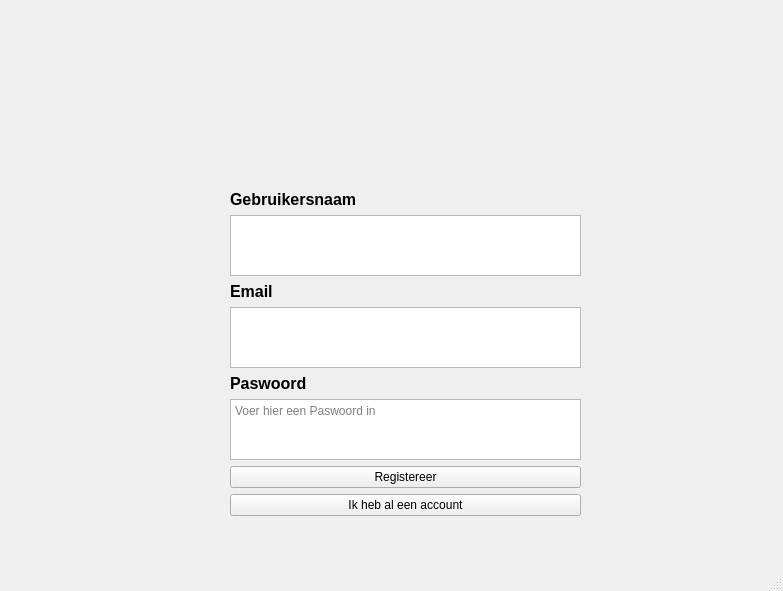
First picture: the form in app/frontend/UI/register.ui, repository yorancroes/ShelfSense, before the edit.
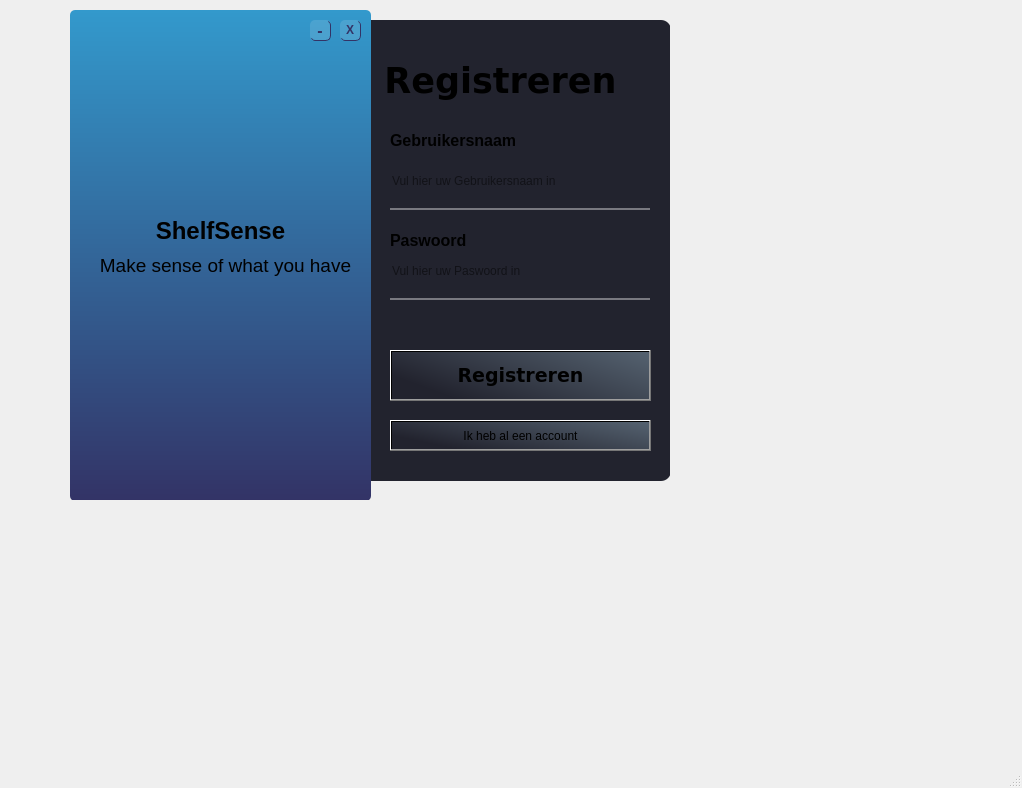
Second picture: the form after the edit. Icons and pictures are not drawn.

Commit message: register/login veranderd + menu aangemaakt

What changed in the file:
```diff
--- a/app/frontend/UI/register.ui
+++ b/app/frontend/UI/register.ui
@@ -6,8 +6,8 @@
    <rect>
     <x>0</x>
     <y>0</y>
-    <width>783</width>
-    <height>591</height>
+    <width>1022</width>
+    <height>788</height>
    </rect>
   </property>
   <property name="windowTitle">
@@ -17,131 +17,340 @@
    <widget class="QWidget" name="gridLayoutWidget">
     <property name="geometry">
      <rect>
-      <x>230</x>
-      <y>190</y>
-      <width>351</width>
-      <height>326</height>
+      <x>70</x>
+      <y>0</y>
+      <width>600</width>
+      <height>500</height>
      </rect>
     </property>
-    <layout class="QGridLayout" name="gridLayout">
-     <item row="6" column="0">
-      <widget class="QPushButton" name="pushButton">
-       <property name="text">
-        <string>Registereer</string>
-       </property>
-      </widget>
-     </item>
-     <item row="1" column="0">
-      <widget class="QPlainTextEdit" name="plainTextEdit">
-       <property name="plainText">
-        <string/>
-       </property>
-       <property name="overwriteMode">
-        <bool>false</bool>
-       </property>
-       <property name="placeholderText">
-        <string>Voer hier een Gebruikersnaam in</string>
-       </property>
-      </widget>
-     </item>
-     <item row="0" column="0">
-      <widget class="QLabel" name="label">
-       <property name="font">
-        <font>
-         <pointsize>12</pointsize>
-         <bold>true</bold>
-        </font>
-       </property>
-       <property name="text">
-        <string>Gebruikersnaam</string>
-       </property>
-       <property name="alignment">
-        <set>Qt::AlignmentFlag::AlignLeading|Qt::AlignmentFlag::AlignLeft|Qt::AlignmentFlag::AlignVCenter</set>
-       </property>
-      </widget>
-     </item>
-     <item row="5" column="0">
-      <widget class="QPlainTextEdit" name="plainTextEdit_2">
-       <property name="placeholderText">
-        <string>Voer hier een Paswoord in</string>
-       </property>
-      </widget>
-     </item>
-     <item row="7" column="0">
-      <widget class="QPushButton" name="pushButton_2">
-       <property name="text">
-        <string>Ik heb al een account</string>
-       </property>
-      </widget>
-     </item>
-     <item row="4" column="0">
-      <widget class="QLabel" name="label_2">
-       <property name="font">
-        <font>
-         <pointsize>12</pointsize>
-         <bold>true</bold>
-        </font>
-       </property>
-       <property name="text">
-        <string>Paswoord</string>
-       </property>
-       <property name="alignment">
-        <set>Qt::AlignmentFlag::AlignLeading|Qt::AlignmentFlag::AlignLeft|Qt::AlignmentFlag::AlignVCenter</set>
-       </property>
-      </widget>
-     </item>
-     <item row="3" column="0">
-      <widget class="QPlainTextEdit" name="plainTextEdit_3">
-       <property name="plainText">
-        <string/>
-       </property>
-       <property name="overwriteMode">
-        <bool>false</bool>
-       </property>
-       <property name="placeholderText">
-        <string>Voer hier een Gebruikersnaam in</string>
-       </property>
-      </widget>
-     </item>
-     <item row="2" column="0">
-      <widget class="QLabel" name="label_4">
-       <property name="font">
-        <font>
-         <pointsize>12</pointsize>
-         <bold>true</bold>
-        </font>
-       </property>
-       <property name="text">
-        <string>Email</string>
-       </property>
-       <property name="alignment">
-        <set>Qt::AlignmentFlag::AlignLeading|Qt::AlignmentFlag::AlignLeft|Qt::AlignmentFlag::AlignVCenter</set>
-       </property>
-      </widget>
-     </item>
-    </layout>
-   </widget>
-   <widget class="QLabel" name="label_3">
-    <property name="geometry">
-     <rect>
-      <x>340</x>
-      <y>30</y>
-      <width>121</width>
-      <height>141</height>
-     </rect>
+    <property name="styleSheet">
+     <string notr="true">#loginButton, #terugButton{
+	background-color: qlineargradient(spread:pad, x1:0, y1:0.5, x2:1, y2:0, stop:0 rgba(34,35,46,255), stop:1 rgba(85, 98, 112, 255));
+}
+
+#loginButton:hover, #terugButton:hover{
+	background-color: qlineargradient(spread:pad, x1:0, y1:0.5, x2:1, y2:0, stop:0 rgba(40, 67, 98, 255), stop:1 rgba(105, 118, 132, 255));
+}
+
+#loginButton:pressed, terugButton:pressed{
+	padding-top: 5px;
+	background-color: rgba(105, 118, 132, 255);
+}
+
+#closeButton, #miniButton{
+	background-color: rgba(255,255,255,30);
+	border: none;
+	border-radius: 5px;
+	border-bottom: 1px solid rgba(51, 51, 102, 255);
+	border-right: 1px solid rgba(51, 51, 102, 255);
+	color: rgba(51, 51, 102, 255);
+}
+
+#closeButton:hover, #miniButton:hover{
+	background-color: rgba(51, 51, 102, 50);
+}
+
+#closeButton:pressed, #miniButton:pressed{
+	background-color: rgba(51, 51, 102, 100);
+	border-top: 2px solid rgba(51, 51, 102, 255);
+	border-left: 2px solid rgba(51, 51, 102, 255);
+	padding-top: 2px;
+	padding-left: 1px;
+}</string>
     </property>
-    <property name="text">
-     <string/>
-    </property>
-    <property name="pixmap">
-     <pixmap>../test.png</pixmap>
-    </property>
-    <property name="scaledContents">
-     <bool>true</bool>
-    </property>
-    <property name="alignment">
-     <set>Qt::AlignmentFlag::AlignLeading|Qt::AlignmentFlag::AlignLeft|Qt::AlignmentFlag::AlignVCenter</set>
-    </property>
+    <widget class="QWidget" name="widget" native="true">
+     <property name="geometry">
+      <rect>
+       <x>0</x>
+       <y>10</y>
+       <width>301</width>
+       <height>491</height>
+      </rect>
+     </property>
+     <property name="styleSheet">
+      <string notr="true">#widget{
+	background-color: qlineargradient(spread:pad, x1:0, y1:0, x2:0, y2:1, stop:0 rgba(51, 153, 204, 255), stop:1 rgba(51, 51, 102, 255));
+	border-radius: 5px;
+}</string>
+     </property>
+     <widget class="QLabel" name="label_7">
+      <property name="geometry">
+       <rect>
+        <x>10</x>
+        <y>240</y>
+        <width>291</width>
+        <height>31</height>
+       </rect>
+      </property>
+      <property name="font">
+       <font>
+        <pointsize>14</pointsize>
+        <bold>false</bold>
+       </font>
+      </property>
+      <property name="text">
+       <string>Make sense of what you have</string>
+      </property>
+      <property name="alignment">
+       <set>Qt::AlignmentFlag::AlignCenter</set>
+      </property>
+     </widget>
+     <widget class="QLabel" name="label_3">
+      <property name="geometry">
+       <rect>
+        <x>90</x>
+        <y>50</y>
+        <width>121</width>
+        <height>141</height>
+       </rect>
+      </property>
+      <property name="text">
+       <string/>
+      </property>
+      <property name="pixmap">
+       <pixmap>../test.png</pixmap>
+      </property>
+      <property name="scaledContents">
+       <bool>true</bool>
+      </property>
+      <property name="alignment">
+       <set>Qt::AlignmentFlag::AlignLeading|Qt::AlignmentFlag::AlignLeft|Qt::AlignmentFlag::AlignVCenter</set>
+      </property>
+     </widget>
+     <widget class="QLabel" name="label_8">
+      <property name="geometry">
+       <rect>
+        <x>50</x>
+        <y>200</y>
+        <width>201</width>
+        <height>41</height>
+       </rect>
+      </property>
+      <property name="font">
+       <font>
+        <pointsize>18</pointsize>
+        <bold>true</bold>
+       </font>
+      </property>
+      <property name="layoutDirection">
+       <enum>Qt::LayoutDirection::LeftToRight</enum>
+      </property>
+      <property name="text">
+       <string>ShelfSense</string>
+      </property>
+      <property name="alignment">
+       <set>Qt::AlignmentFlag::AlignCenter</set>
+      </property>
+     </widget>
+     <widget class="QPushButton" name="closeButton">
+      <property name="geometry">
+       <rect>
+        <x>270</x>
+        <y>10</y>
+        <width>21</width>
+        <height>21</height>
+       </rect>
+      </property>
+      <property name="font">
+       <font>
+        <bold>true</bold>
+       </font>
+      </property>
+      <property name="styleSheet">
+       <string notr="true"/>
+      </property>
+      <property name="text">
+       <string>X</string>
+      </property>
+     </widget>
+     <widget class="QPushButton" name="miniButton">
+      <property name="geometry">
+       <rect>
+        <x>240</x>
+        <y>10</y>
+        <width>21</width>
+        <height>21</height>
+       </rect>
+      </property>
+      <property name="font">
+       <font>
+        <pointsize>12</pointsize>
+        <bold>true</bold>
+       </font>
+      </property>
+      <property name="styleSheet">
+       <string notr="true"/>
+      </property>
+      <property name="text">
+       <string>-</string>
+      </property>
+     </widget>
+    </widget>
+    <widget class="QWidget" name="widget2" native="true">
+     <property name="geometry">
+      <rect>
+       <x>290</x>
+       <y>20</y>
+       <width>311</width>
+       <height>461</height>
+      </rect>
+     </property>
+     <property name="styleSheet">
+      <string notr="true">#widget2{
+	background-color: rgba(34,35,46,255);
+	border-radius: 10px;
+}</string>
+     </property>
+     <widget class="QPushButton" name="terugButton">
+      <property name="geometry">
+       <rect>
+        <x>30</x>
+        <y>400</y>
+        <width>261</width>
+        <height>31</height>
+       </rect>
+      </property>
+      <property name="styleSheet">
+       <string notr="true"/>
+      </property>
+      <property name="text">
+       <string>Ik heb al een account</string>
+      </property>
+     </widget>
+     <widget class="QLineEdit" name="lineEdit_2">
+      <property name="geometry">
+       <rect>
+        <x>30</x>
+        <y>230</y>
+        <width>260</width>
+        <height>50</height>
+       </rect>
+      </property>
+      <property name="styleSheet">
+       <string notr="true">background-color: rgba(0,0,0,0);
+border: none;
+border-bottom: 2px solid rgba(255,255,255,100);
+padding-bottom: 7px;</string>
+      </property>
+      <property name="placeholderText">
+       <string>Vul hier uw Paswoord in</string>
+      </property>
+     </widget>
+     <widget class="QPushButton" name="loginButton">
+      <property name="geometry">
+       <rect>
+        <x>30</x>
+        <y>330</y>
+        <width>261</width>
+        <height>51</height>
+       </rect>
+      </property>
+      <property name="font">
+       <font>
+        <family>Verdana</family>
+        <pointsize>14</pointsize>
+        <bold>true</bold>
+       </font>
+      </property>
+      <property name="styleSheet">
+       <string notr="true"/>
+      </property>
+      <property name="text">
+       <string>Registreren</string>
+      </property>
+     </widget>
+     <widget class="QLineEdit" name="lineEdit">
+      <property name="geometry">
+       <rect>
+        <x>30</x>
+        <y>140</y>
+        <width>260</width>
+        <height>50</height>
+       </rect>
+      </property>
+      <property name="styleSheet">
+       <string notr="true">background-color: rgba(0,0,0,0);
+border: none;
+border-bottom: 2px solid rgba(255,255,255,100);
+padding-bottom: 7px;</string>
+      </property>
+      <property name="placeholderText">
+       <string>Vul hier uw Gebruikersnaam in</string>
+      </property>
+     </widget>
+     <widget class="QLabel" name="label">
+      <property name="geometry">
+       <rect>
+        <x>30</x>
+        <y>100</y>
+        <width>141</width>
+        <height>41</height>
+       </rect>
+      </property>
+      <property name="font">
+       <font>
+        <pointsize>12</pointsize>
+        <bold>true</bold>
+       </font>
+      </property>
+      <property name="text">
+       <string>Gebruikersnaam</string>
+      </property>
+      <property name="alignment">
+       <set>Qt::AlignmentFlag::AlignLeading|Qt::AlignmentFlag::AlignLeft|Qt::AlignmentFlag::AlignVCenter</set>
+      </property>
+     </widget>
+     <widget class="QLabel" name="label_4">
+      <property name="geometry">
+       <rect>
+        <x>20</x>
+        <y>40</y>
+        <width>241</width>
+        <height>41</height>
+       </rect>
+      </property>
+      <property name="font">
+       <font>
+        <family>Verdana</family>
+        <pointsize>26</pointsize>
+        <bold>true</bold>
+       </font>
+      </property>
+      <property name="styleSheet">
+       <string notr="true"/>
+      </property>
+      <property name="text">
+       <string>Registreren</string>
+      </property>
+      <property name="alignment">
+       <set>Qt::AlignmentFlag::AlignCenter</set>
+      </property>
+     </widget>
+     <widget class="QLabel" name="label_2">
+      <property name="geometry">
+       <rect>
+        <x>30</x>
+        <y>200</y>
+        <width>141</width>
+        <height>41</height>
+       </rect>
+      </property>
+      <property name="font">
+       <font>
+        <pointsize>12</pointsize>
+        <bold>true</bold>
+       </font>
+      </property>
+      <property name="text">
+       <string>Paswoord</string>
+      </property>
+      <property name="alignment">
+       <set>Qt::AlignmentFlag::AlignLeading|Qt::AlignmentFlag::AlignLeft|Qt::AlignmentFlag::AlignVCenter</set>
+      </property>
+     </widget>
+    </widget>
+    <zorder>widget2</zorder>
+    <zorder>widget</zorder>
    </widget>
   </widget>
   <widget class="QMenuBar" name="menubar">
```
Left out of the diff: 4 changed lines with no effect on the pictures. The commit also changes 6 other files.
